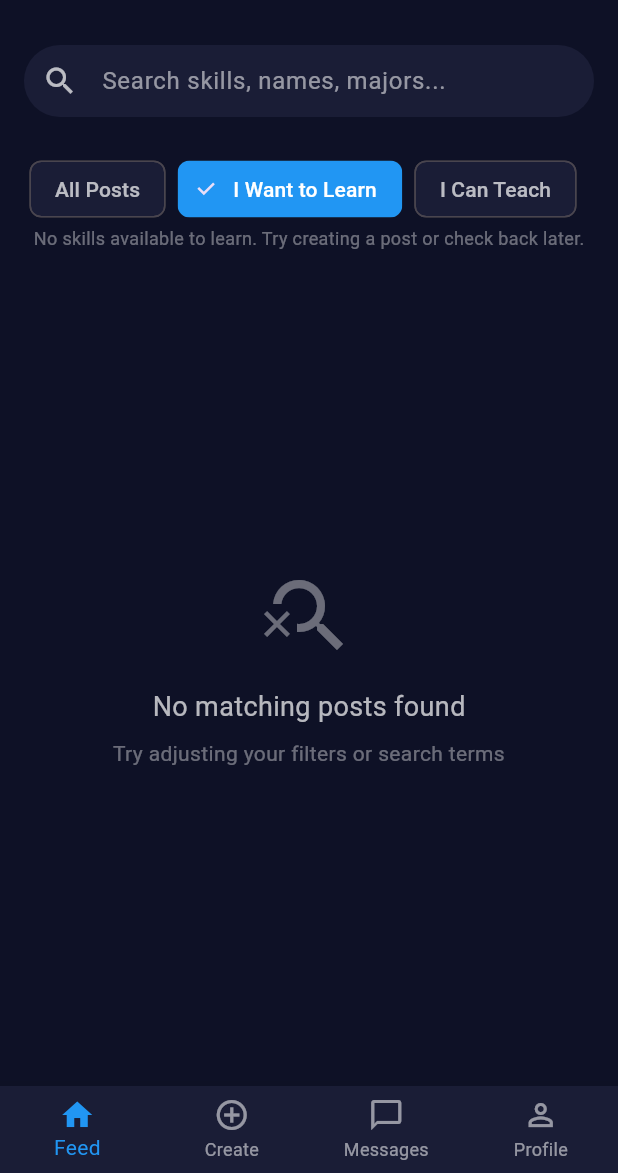
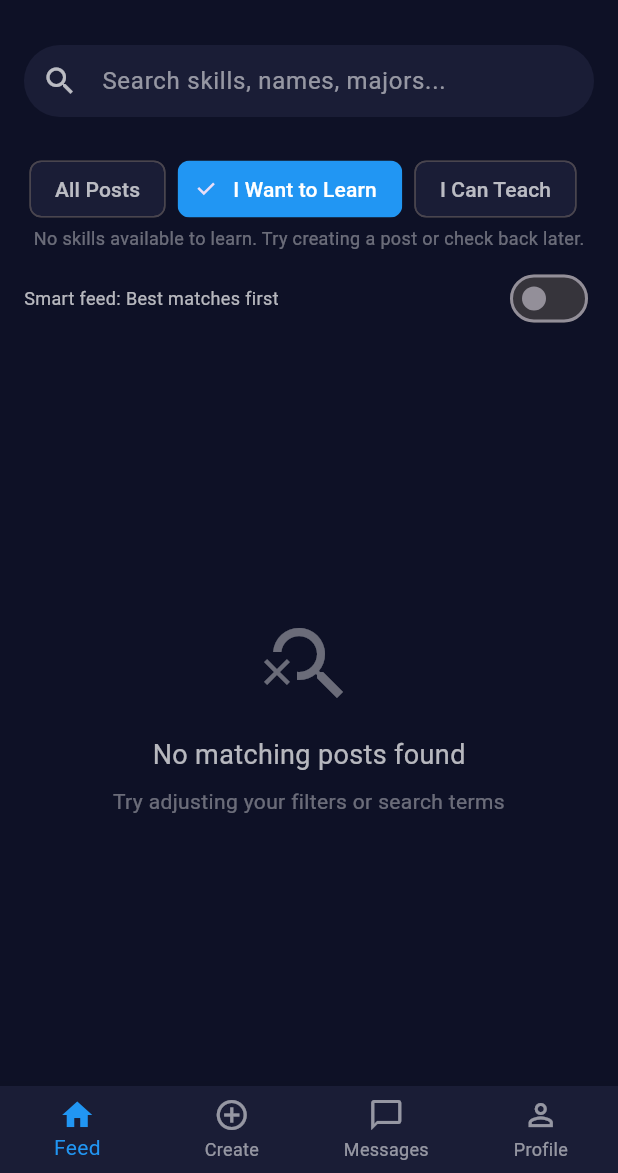
Before and after one commit to muhammedp07/gr07-skillswap-fall-2025, a Flutter app: the screen it shows once a user with an empty profile is signed in, after a tap on "I Want to Learn", on a phone screen of 412 x 824 dp, the part 63-1236 px from its top. Run offline on Flutter 3.47's test engine with Material 3 defaults, Android fonts, the phone set to English and light mode, and no system bars; our stand-ins replace cloud_firestore, firebase_auth, firebase_core, firebase_storage, image_picker; accounts and stored records are empty; network calls fail.

Commit message:
Add feed preferences and performance optimizations

```diff
--- a/lib/screens/feed/feed_screen.dart
+++ b/lib/screens/feed/feed_screen.dart
@@ -34,6 +34,10 @@ class _FeedScreenState extends State<FeedScreen> {
   // New state for skill-specific filtering
   String? _selectedTeachFilterSkill;
   String? _selectedLearnFilterSkill;
+
+  // New state for feed preferences
+  bool _showOnlyMatches = false;
+  double _minRelevanceThreshold = 0.0;
 
   @override
   void initState() {
@@ -159,6 +163,9 @@ class _FeedScreenState extends State<FeedScreen> {
           // Filter Section
           _buildFilterSection(),
 
+          // Smart Feed Controls
+          _buildSmartFeedControls(),
+
           // Posts List
           Expanded(child: _buildPostsList()),
         ],
@@ -216,6 +223,33 @@ class _FeedScreenState extends State<FeedScreen> {
         if (_selectedFilter == 'learn' || _selectedFilter == 'teach')
           _buildSkillFilterChips(),
       ],
+    );
+  }
+
+  Widget _buildSmartFeedControls() {
+    return Padding(
+      padding: const EdgeInsets.symmetric(horizontal: 16, vertical: 8),
+      child: Row(
+        children: [
+          Expanded(
+            child: Text(
+              _showOnlyMatches
+                  ? "Showing relevant matches only"
+                  : "Smart feed: Best matches first",
+              style: const TextStyle(color: Colors.white70, fontSize: 12),
+            ),
+          ),
+          Switch(
+            value: _showOnlyMatches,
+            onChanged: (value) {
+              setState(() {
+                _showOnlyMatches = value;
+              });
+            },
+            activeColor: Colors.blue,
+          ),
+        ],
+      ),
     );
   }
 
@@ -373,7 +407,7 @@ class _FeedScreenState extends State<FeedScreen> {
         }
 
         final posts = snapshot.data ?? [];
-        final filteredPosts = _applyAdvancedFilter(posts);
+        final filteredPosts = _applySmartFilter(posts);
 
         final sortedPosts = _sortPostsByRelevance(filteredPosts);
 
@@ -567,6 +601,22 @@ class _FeedScreenState extends State<FeedScreen> {
             ),
           )
           .toList();
+    }
+
+    return filteredPosts;
+  }
+
+  List<Post> _applySmartFilter(List<Post> posts) {
+    if (_currentUserProfile == null) return posts;
+
+    List<Post> filteredPosts = _applyAdvancedFilter(posts);
+
+    // Apply relevance threshold if enabled
+    if (_showOnlyMatches) {
+      filteredPosts = filteredPosts.where((post) {
+        final score = _calculateComprehensiveMatchScore(post);
+        return score >= _minRelevanceThreshold;
+      }).toList();
     }
 
     return filteredPosts;
```
